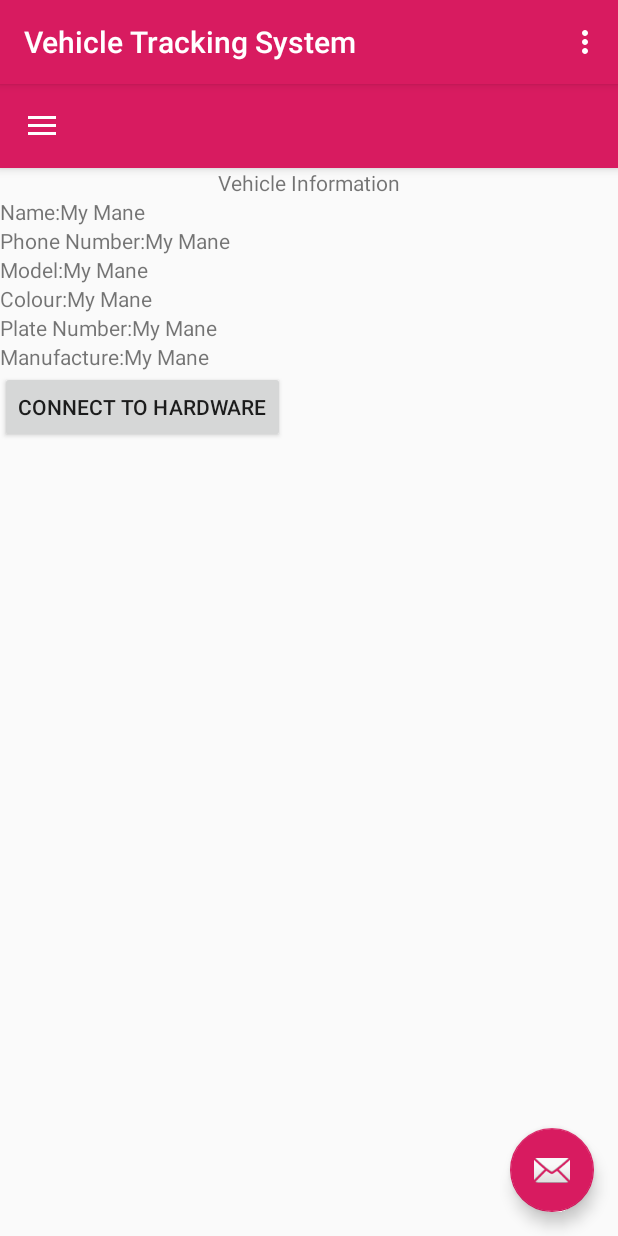
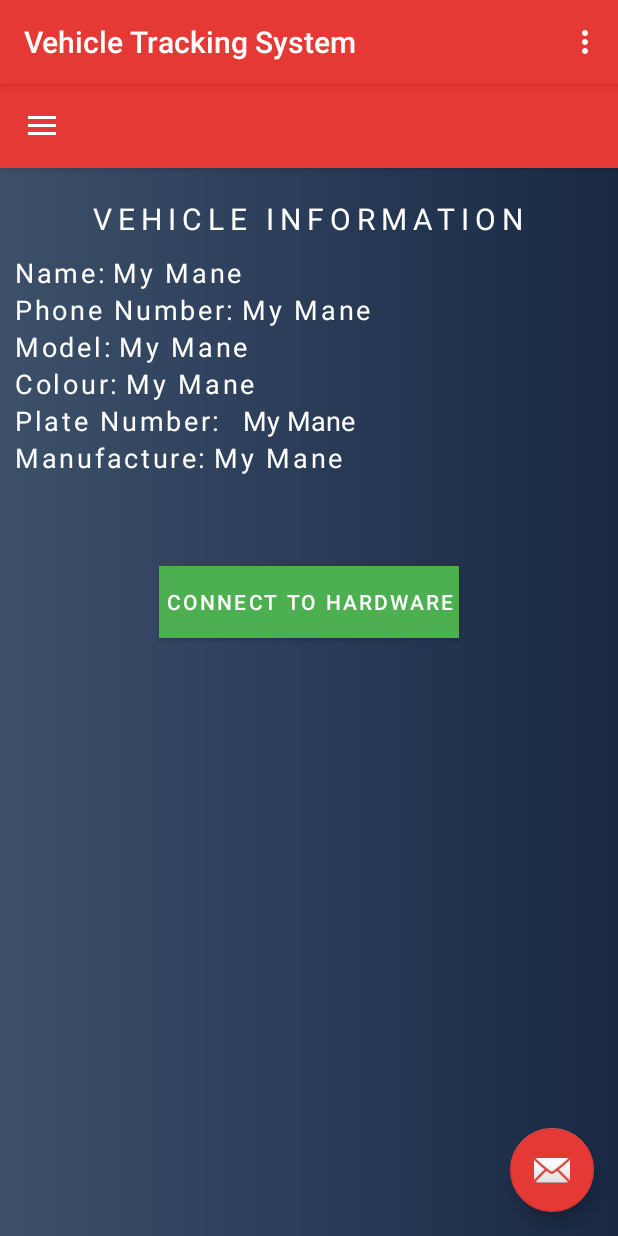
Before and after one commit to Tito-DM/vts, an Android app: the userprofile screen opened directly, with no data from a screen before it, on a phone screen of 412 x 824 dp. Run offline under Robolectric (Android 15) with nearby library versions, the phone set to English and light mode, and no system bars; our stand-ins replace Firebase (no records; nobody signed in at launch, a user with empty details on screens opened directly).

Commit message:
style the app

```diff
--- /dev/null
+++ b/app/src/main/res/drawable/gradient.xml
@@ -0,0 +1,11 @@
+<?xml version="1.0" encoding="utf-8"?>
+<shape xmlns:android="http://schemas.android.com/apk/res/android"
+    android:shape="rectangle">
+    <gradient
+        android:startColor="#3D5069"
+        android:centerColor="#2A3c58"
+        android:endColor="#192943"
+        android:angle="0"/>
+    <corners
+        android:radius="0dp"/>
+</shape>
--- a/app/src/main/res/layout/content_userprofile.xml
+++ b/app/src/main/res/layout/content_userprofile.xml
@@ -7,13 +7,19 @@
     android:orientation="vertical"
     app:layout_behavior="@string/appbar_scrolling_view_behavior"
     tools:context=".userprofile"
+    android:background="@drawable/gradient"
     tools:showIn="@layout/app_bar_userprofile">
 
     <TextView
         android:layout_width="wrap_content"
         android:layout_height="wrap_content"
+        android:layout_marginTop="20dp"
+        android:textColor="@color/textColor"
+        android:textSize="20dp"
         android:layout_gravity="center"
-        android:text="Vehicle Information"/>
+        android:letterSpacing="0.2"
+        android:layout_marginBottom="10dp"
+        android:text="VEHICLE INFORMATION"/>
 
     <LinearLayout
         android:layout_width="match_parent"
@@ -23,10 +29,18 @@
         <TextView
             android:layout_width="wrap_content"
             android:layout_height="wrap_content"
+            android:textColor="@color/textColor"
+            android:textSize="18dp"
+            android:letterSpacing="0.1"
+            android:layout_marginLeft="10dp"
+            android:layout_marginRight="5dp"
             android:text="Name:"/>
         <TextView
             android:id="@+id/textViewgetName"
             android:layout_width="wrap_content"
+            android:textColor="@color/textColor"
+            android:textSize="18dp"
+            android:letterSpacing="0.1"
             android:layout_height="wrap_content"
             android:text="My Mane"/>
 
@@ -41,9 +55,94 @@
         <TextView
             android:layout_width="wrap_content"
             android:layout_height="wrap_content"
+            android:textColor="@color/textColor"
+            android:textSize="18dp"
+            android:layout_marginLeft="10dp"
+            android:letterSpacing="0.1"
+            android:layout_marginRight="5dp"
             android:text="Phone Number:"/>
         <TextView
             android:id="@+id/textViewgetphone"
+            android:layout_width="wrap_content"
+            android:textColor="@color/textColor"
+            android:textSize="18dp"
+            android:letterSpacing="0.1"
+            android:layout_height="wrap_content"
+            android:text="My Mane"/>
+
+    </LinearLayout>
+
+    <LinearLayout
+        android:layout_width="match_parent"
+        android:layout_height="wrap_content"
+        android:layout_weight="0"
+        android:orientation="horizontal">
+        <TextView
+            android:layout_width="wrap_content"
+            android:layout_height="wrap_content"
+            android:textColor="@color/textColor"
+            android:textSize="18dp"
+            android:layout_marginLeft="10dp"
+            android:letterSpacing="0.1"
+            android:layout_marginRight="5dp"
+            android:text="Model:"/>
+        <TextView
+            android:id="@+id/textViewgetmodel"
+            android:layout_width="wrap_content"
+            android:layout_height="wrap_content"
+            android:textColor="@color/textColor"
+            android:textSize="18dp"
+            android:letterSpacing="0.1"
+            android:text="My Mane"/>
+
+    </LinearLayout>
+
+    <LinearLayout
+        android:layout_width="match_parent"
+        android:layout_height="wrap_content"
+        android:layout_weight="0"
+        android:orientation="horizontal">
+        <TextView
+            android:layout_width="wrap_content"
+            android:layout_height="wrap_content"
+            android:textColor="@color/textColor"
+            android:textSize="18dp"
+            android:layout_marginLeft="10dp"
+            android:letterSpacing="0.1"
+            android:layout_marginRight="5dp"
+            android:text="Colour:"/>
+        <TextView
+            android:id="@+id/textViewgetcolour"
+            android:layout_width="wrap_content"
+            android:layout_height="wrap_content"
+            android:textColor="@color/textColor"
+            android:textSize="18dp"
+            android:letterSpacing="0.1"
+            android:text="My Mane"/>
+
+    </LinearLayout>
+
+
+    <LinearLayout
+        android:layout_width="match_parent"
+        android:layout_height="wrap_content"
+        android:layout_weight="0"
+        android:orientation="horizontal">
+        <TextView
+            android:layout_width="wrap_content"
+            android:layout_height="wrap_content"
+            android:textColor="@color/textColor"
+            android:textSize="18dp"
+            android:layout_marginLeft="10dp"
+            android:layout_marginRight="5dp"
+            android:letterSpacing="0.1"
+            android:text="Plate Number:"/>
+        <TextView
+            android:id="@+id/textViewgetplate"
+            android:textColor="@color/textColor"
+            android:textSize="18dp"
+            android:layout_marginLeft="10dp"
+            android:layout_marginRight="5dp"
             android:layout_width="wrap_content"
             android:layout_height="wrap_content"
             android:text="My Mane"/>
@@ -58,70 +157,32 @@
         <TextView
             android:layout_width="wrap_content"
             android:layout_height="wrap_content"
-            android:text="Model:"/>
-        <TextView
-            android:id="@+id/textViewgetmodel"
-            android:layout_width="wrap_content"
-            android:layout_height="wrap_content"
-            android:text="My Mane"/>
-
-    </LinearLayout>
-
-    <LinearLayout
-        android:layout_width="match_parent"
-        android:layout_height="wrap_content"
-        android:layout_weight="0"
-        android:orientation="horizontal">
-        <TextView
-            android:layout_width="wrap_content"
-            android:layout_height="wrap_content"
-            android:text="Colour:"/>
-        <TextView
-            android:id="@+id/textViewgetcolour"
-            android:layout_width="wrap_content"
-            android:layout_height="wrap_content"
-            android:text="My Mane"/>
-
-    </LinearLayout>
-
-
-    <LinearLayout
-        android:layout_width="match_parent"
-        android:layout_height="wrap_content"
-        android:layout_weight="0"
-        android:orientation="horizontal">
-        <TextView
-            android:layout_width="wrap_content"
-            android:layout_height="wrap_content"
-            android:text="Plate Number:"/>
-        <TextView
-            android:id="@+id/textViewgetplate"
-            android:layout_width="wrap_content"
-            android:layout_height="wrap_content"
-            android:text="My Mane"/>
-
-    </LinearLayout>
-
-    <LinearLayout
-        android:layout_width="match_parent"
-        android:layout_height="wrap_content"
-        android:layout_weight="0"
-        android:orientation="horizontal">
-        <TextView
-            android:layout_width="wrap_content"
-            android:layout_height="wrap_content"
+            android:textColor="@color/textColor"
+            android:textSize="18dp"
+            android:layout_marginLeft="10dp"
+            android:letterSpacing="0.1"
+            android:layout_marginRight="5dp"
             android:text="Manufacture:"/>
         <TextView
             android:id="@+id/textViewgetmanufacture"
             android:layout_width="wrap_content"
             android:layout_height="wrap_content"
+            android:textColor="@color/textColor"
+            android:textSize="18dp"
+            android:letterSpacing="0.1"
+
             android:text="My Mane"/>
 
     </LinearLayout>
 
     <Button
         android:id="@+id/buttom_connect"
-        android:layout_width="wrap_content"
+        android:layout_width="200dp"
+        android:layout_gravity="center"
+        android:textColor="@color/textColor"
+        android:letterSpacing=".1"
+        android:layout_marginTop="60dp"
+        android:background="@color/buttonColor"
         android:layout_height="wrap_content"
         android:text="connect to hardware"/>
 
--- a/app/src/main/res/values/colors.xml
+++ b/app/src/main/res/values/colors.xml
@@ -2,5 +2,8 @@
 <resources>
     <color name="colorPrimary">#008577</color>
     <color name="colorPrimaryDark">#76101010</color>
-    <color name="colorAccent">#D81B60</color>
+    <color name="colorAccent">#E53935</color>
+    <color name="textColor">#ffffff</color>
+    <color name="buttonColor">#4CAF50</color>
+    <color name="hintTextColor">#BDBDBD</color>
 </resources>
```
Also changed, not shown: app/src/main/AndroidManifest.xml (+4 -4 lines), app/src/main/java/com/example/pyong/vehicle_tracking_system/Registration.java (+10 -1 lines), app/src/main/java/com/example/pyong/vehicle_tracking_system/Vehicle_registration.java (+18 -0 lines), app/src/main/res/layout/activity_editvehicleinfo.xml (+12 -2 lines), app/src/main/res/layout/activity_registration.xml (+29 -13 lines), app/src/main/res/layout/activity_vehicle_registration.xml (+28 -12 lines).
